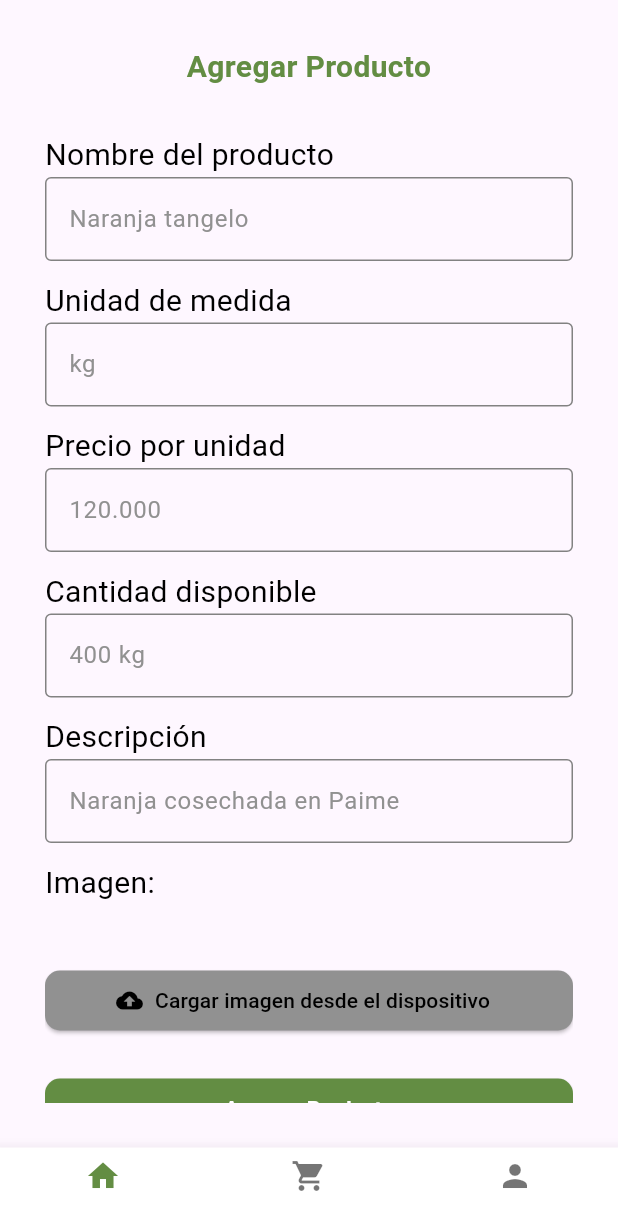
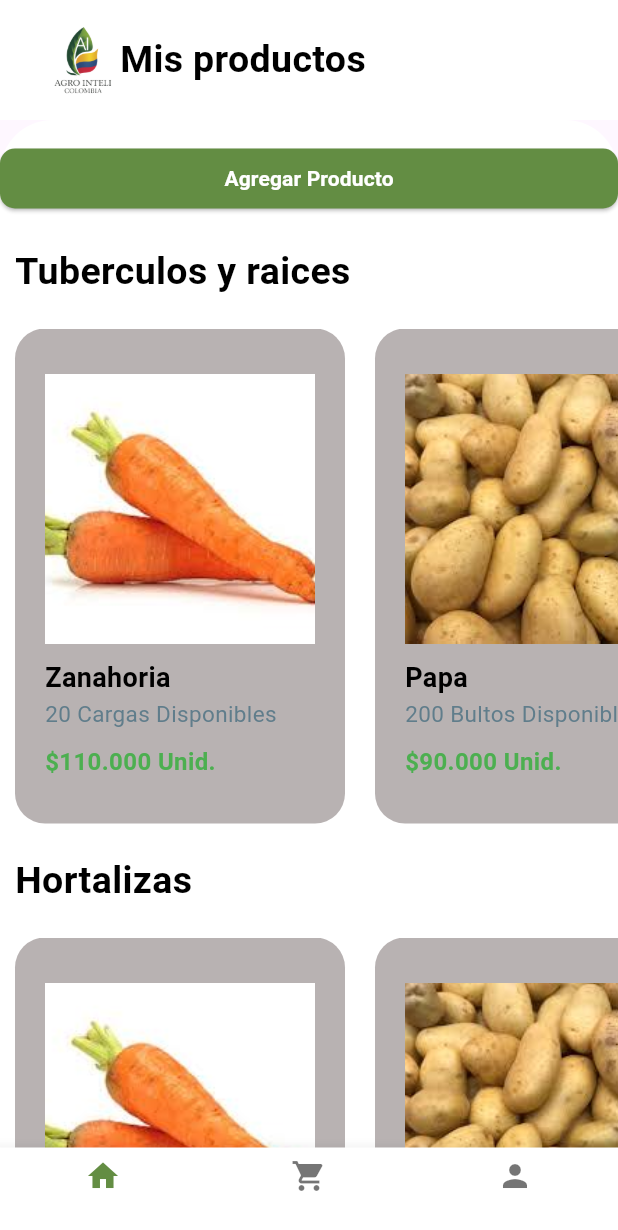
Before and after one commit to IngCrisC/agro_inteli_colombia, a Flutter app: the screen it shows after launch, on a phone screen of 412 x 824 dp. Shown: the top 1230 px of the screen. Run offline on Flutter 3.47's test engine with Material 3 defaults, Android fonts, the phone set to English and light mode, and no system bars; our stand-ins replace badges, image_picker, shared_preferences.

Commit message:
avances en vista home_farmer

```diff
--- a/lib/core/routes.dart
+++ b/lib/core/routes.dart
@@ -5,4 +5,5 @@ class Routes {
   static const String profile = '/profile';
   static const String HomeC = "/Home";
   static const String addProduct = "/addProduct";
+  static const String homeFarmer = "HomeFarmer";
 }
--- a/lib/core/string.dart
+++ b/lib/core/string.dart
@@ -42,4 +42,5 @@ class AppStrings {
   static const String image = "Imagen:";
   static const String uploadImageByDevice =
       "Cargar imagen desde el dispositivo";
+  static const String myProducts = "Mis productos";
 }
--- a/lib/main.dart
+++ b/lib/main.dart
@@ -7,6 +7,7 @@ import 'package:agro_inteli_colombia/screens/profile_screen.dart';
 import 'package:agro_inteli_colombia/core/string.dart';
 import 'package:agro_inteli_colombia/core/routes.dart';
 import 'package:agro_inteli_colombia/screens/add_product.dart';
+import 'package:agro_inteli_colombia/screens/home_farmer.dart';
 
 void main() {
   WidgetsFlutterBinding
@@ -22,14 +23,15 @@ class MainApp extends StatelessWidget {
     return MaterialApp(
       debugShowCheckedModeBanner: false,
       title: AppStrings.nameApp,
-      initialRoute: Routes.addProduct,
+      initialRoute: Routes.homeFarmer,
       routes: {
         // Routes.splash: (context) => const SplashScreen(),
         // Routes.register: (context) => const RegisterScreen(),
         // Routes.login: (context) => const LoginScreen(),
         // Routes.profile: (context) => const ProfileScreen(),
         // Routes.HomeC: (context) => HomeConsumer(),
-        Routes.addProduct: (context) => AddProductScreen()
+        Routes.addProduct: (context) => AddProductScreen(),
+        Routes.homeFarmer: (context) => HomeFarmer(),
       },
     );
   }
--- a/lib/screens/add_product.dart
+++ b/lib/screens/add_product.dart
@@ -367,7 +367,6 @@ class _AddProductScreenState extends State<AddProductScreen> {
                 ],
               ),
               const SizedBox(height: 24),
-              // Se usa RichText en este caso ya que permite combinar estilos e incluir enlaces sin romper el flujo del texto.
               Row(
                 children: [
                   Expanded(
--- /dev/null
+++ b/lib/screens/home_farmer.dart
@@ -0,0 +1,247 @@
+import 'package:flutter/material.dart';
+import 'package:badges/badges.dart' as badges;
+import '../../core/routes.dart';
+import '../../core/colors.dart';
+import '../../core/string.dart';
+
+class HomeFarmer extends StatelessWidget {
+  @override
+  Widget build(BuildContext context) {
+    return Scaffold(
+      bottomNavigationBar: BottomNavigationBar(
+        backgroundColor: AppColors.background,
+        selectedItemColor: AppColors.secondaryColor,
+        onTap: (index) {
+          if (index == 0) {
+            Navigator.pushNamed(context, '/Home');
+          } else if (index == 1) {
+            Navigator.pushNamed(context, '/cart');
+          } else if (index == 2) {
+            Navigator.pushNamed(context, '/profile');
+          }
+        },
+        items: const [
+          BottomNavigationBarItem(icon: Icon(Icons.home), label: ''),
+          BottomNavigationBarItem(icon: Icon(Icons.shopping_cart), label: ''),
+          BottomNavigationBarItem(icon: Icon(Icons.person), label: ''),
+        ],
+      ),
+      body: ListView(
+        children: [
+          HomeAppBar(),
+          Container(
+            //height: 500,
+            padding: EdgeInsets.only(top: 15),
+            decoration: BoxDecoration(
+              color: Colors.white,
+              borderRadius: BorderRadius.only(
+                topLeft: Radius.circular(35),
+                topRight: Radius.circular(35),
+              ),
+            ),
+
+            child: Column(
+              children: [
+                Row(
+                  children: [
+                    Expanded(
+                      child: ElevatedButton(
+                        onPressed: () {
+                          Navigator.of(context)
+                              .pushReplacementNamed(Routes.HomeC);
+                        },
+                        style: ElevatedButton.styleFrom(
+                          backgroundColor: AppColors.secondaryColor,
+                          shape: RoundedRectangleBorder(
+                            borderRadius: BorderRadius.circular(10),
+                          ),
+                        ),
+                        child: Text(
+                          AppStrings.addProduct,
+                          style: TextStyle(
+                            color: Colors.white,
+                            fontWeight: FontWeight.bold,
+                          ),
+                        ),
+                      ),
+                    ),
+                  ],
+                ),
+                Container(
+                  alignment: Alignment.centerLeft,
+                  margin: EdgeInsets.symmetric(vertical: 20, horizontal: 10),
+                  child: Text(
+                    "Tuberculos y raices",
+                    style: TextStyle(
+                      fontSize: 25,
+                      fontWeight: FontWeight.bold,
+                      color: Colors.black,
+                    ),
+                  ),
+                ),
+
+                ProductosWidget(), //Clase para los slide
+
+                //Titulo de la siguiente fila de slides
+                Container(
+                  alignment: Alignment.centerLeft,
+                  margin: EdgeInsets.symmetric(vertical: 20, horizontal: 10),
+                  child: Text(
+                    "Hortalizas",
+                    style: TextStyle(
+                      fontSize: 25,
+                      fontWeight: FontWeight.bold,
+                      color: Colors.black,
+                    ),
+                  ),
+                ),
+                //Se llama la clase de los slides
+                ProductosWidget(),
+              ],
+            ),
+          ),
+        ],
+      ),
+    );
+  }
+}
+
+//Header y cuadro de busqueda
+class HomeAppBar extends StatelessWidget {
+  @override
+  Widget build(BuildContext context) {
+    return Container(
+      color: Colors.white,
+      padding: EdgeInsets.symmetric(horizontal: 30, vertical: 15),
+      child: Row(
+        children: [
+          Image.asset(
+            "assets/icons/agro-inteli-colombia.png",
+            width: 50,
+            height: 50,
+          ),
+          Padding(
+              padding: EdgeInsets.only(
+                left: 0,
+              ),
+              child: Column(
+                children: [
+                  Container(
+                    //Texto Mis productos
+                    child: Row(
+                      children: [
+                        Text(
+                          AppStrings.myProducts,
+                          style: TextStyle(
+                            fontSize: 25,
+                            fontWeight: FontWeight.bold,
+                            color: Colors.black,
+                          ),
+                        )
+                      ],
+                    ),
+                  ),
+                ],
+              )),
+          Spacer(),
+        ],
+      ),
+    );
+  }
+}
+
+class ProductosWidget extends StatelessWidget {
+  final List<Map<String, String>> productos = [
+    {
+      "nombre": "Zanahoria",
+      "imagen": "Zanahoria.jpg",
+      "cantidad": "20 Cargas Disponibles",
+      "precio": "\$110.000 Unid."
+    },
+    {
+      "nombre": "Papa",
+      "imagen": "Papa.jpg",
+      "cantidad": "200 Bultos Disponibles",
+      "precio": "\$90.000 Unid."
+    },
+    {
+      "nombre": "Remolacha",
+      "imagen": "Remolacha.jpg",
+      "cantidad": "400 cargas disponibles",
+      "precio": "\$70.000 Unid."
+    },
+    {
+      "nombre": "Cebolla Roja",
+      "imagen": "Cebollaroja.jpg",
+      "cantidad": "150 cargas disponibles",
+      "precio": "\$85.000 Unid."
+    },
+    {
+      "nombre": "Yuca",
+      "imagen": "Yuca.jpg",
+      "cantidad": "100 bultos disponibles",
+      "precio": "\$95.000 Unid."
+    },
+    {
+      "nombre": "Rábano",
+      "imagen": "Rabano.jpg",
+      "cantidad": "50 cargas disponibles",
+      "precio": "\$60.000 Unid."
+    },
+  ];
+
+  @override
+  Widget build(BuildContext context) {
+    return SingleChildScrollView(
+      scrollDirection: Axis.horizontal,
+      child: Row(
+        children: productos.map((producto) {
+          return Container(
+            margin: EdgeInsets.symmetric(horizontal: 10),
+            padding: EdgeInsets.symmetric(vertical: 30, horizontal: 20),
+            decoration: BoxDecoration(
+              color: const Color.fromARGB(255, 184, 178, 178),
+              borderRadius: BorderRadius.circular(20),
+            ),
+            child: Column(
+              crossAxisAlignment: CrossAxisAlignment.start,
+              children: [
+                Image.asset(
+                  "assets/icons/${producto['imagen']}",
+                  width: 180,
+                  height: 180,
+                  fit: BoxFit.cover,
+                ),
+                SizedBox(height: 10),
+                Text(
+                  producto['nombre']!,
+                  style: TextStyle(
+                    fontSize: 18,
+                    color: Colors.black,
+                    fontWeight: FontWeight.bold,
+                  ),
+                ),
+                Text(
+                  producto['cantidad']!,
+                  style: TextStyle(
+                    fontSize: 15,
+                    color: Colors.blueGrey,
+                  ),
+                ),
+                SizedBox(height: 10),
+                Text(
+                  producto['precio']!,
+                  style: TextStyle(
+                    fontSize: 16,
+                    fontWeight: FontWeight.bold,
+                    color: Colors.green,
+                  ),
+                ),
+              ],
+            ),
+          );
+        }).toList(),
+      ),
+    );
+  }
+}
```
